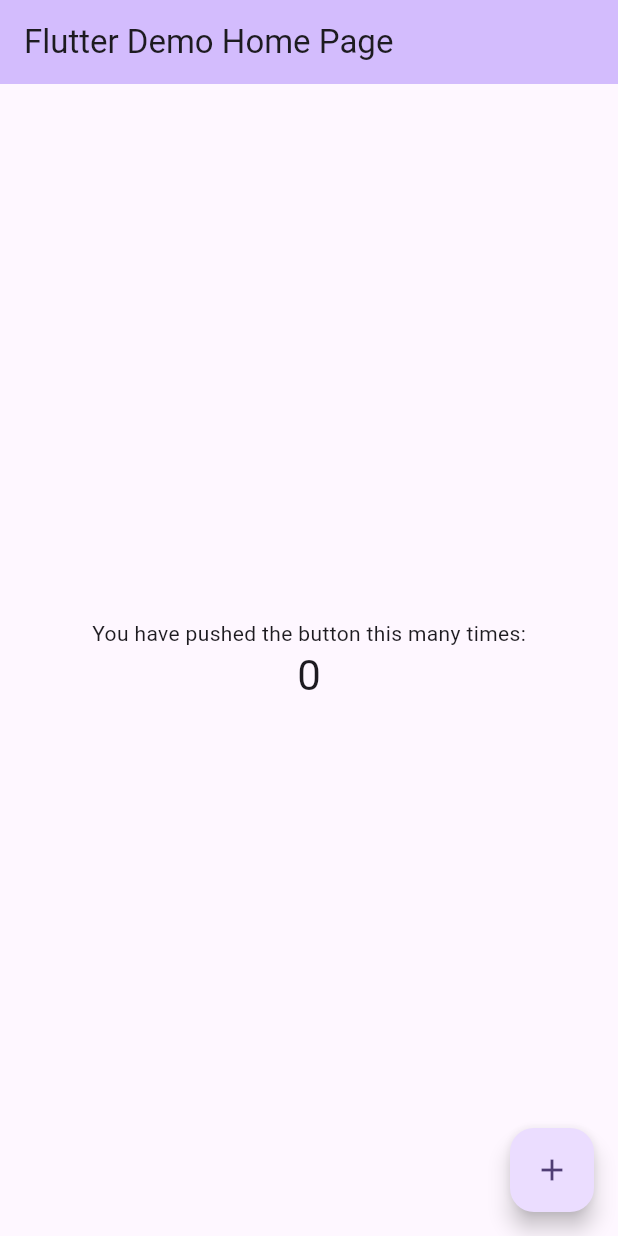
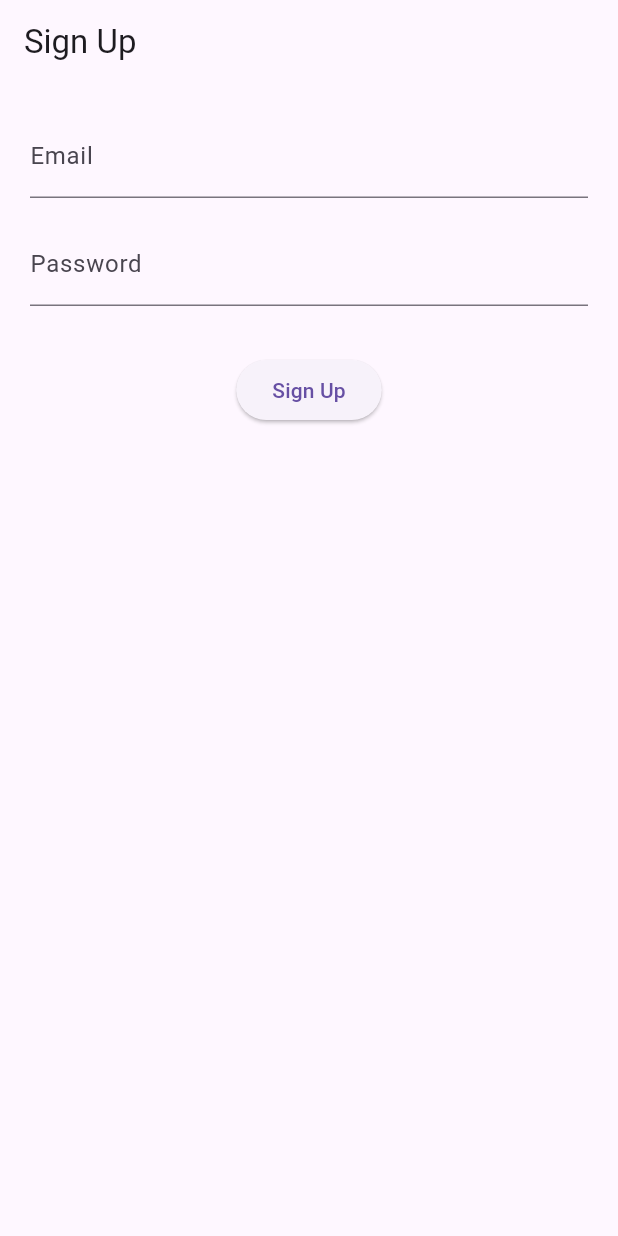
Before and after one commit to zaidahmedkhan/Todo-App-Nodejs, a Flutter app: the screen it shows after launch, on a phone screen of 412 x 824 dp. Run offline on Flutter 3.47's test engine with Material 3 defaults, Android fonts, the light colour scheme and no system bars.

Commit message:
sign up screen

```diff
--- a/lib/main.dart
+++ b/lib/main.dart
@@ -1,4 +1,5 @@
 import 'package:flutter/material.dart';
+import 'package:todo_app_nodejs/screens/signup_screen.dart';
 
 void main() {
   runApp(const MyApp());
@@ -7,116 +8,12 @@ void main() {
 class MyApp extends StatelessWidget {
   const MyApp({super.key});
 
-  // This widget is the root of your application.
   @override
   Widget build(BuildContext context) {
     return MaterialApp(
       title: 'Flutter Demo',
-      theme: ThemeData(
-        // This is the theme of your application.
-        //
-        // TRY THIS: Try running your application with "flutter run". You'll see
-        // the application has a purple toolbar. Then, without quitting the app,
-        // try changing the seedColor in the colorScheme below to Colors.green
-        // and then invoke "hot reload" (save your changes or press the "hot
-        // reload" button in a Flutter-supported IDE, or press "r" if you used
-        // the command line to start the app).
-        //
-        // Notice that the counter didn't reset back to zero; the application
-        // state is not lost during the reload. To reset the state, use hot
-        // restart instead.
-        //
-        // This works for code too, not just values: Most code changes can be
-        // tested with just a hot reload.
-        colorScheme: ColorScheme.fromSeed(seedColor: Colors.deepPurple),
-      ),
-      home: const MyHomePage(title: 'Flutter Demo Home Page'),
+      theme: ThemeData(),
+      home: SignUpPage(),
     );
   }
 }
-
-class MyHomePage extends StatefulWidget {
-  const MyHomePage({super.key, required this.title});
-
-  // This widget is the home page of your application. It is stateful, meaning
-  // that it has a State object (defined below) that contains fields that affect
-  // how it looks.
-
-  // This class is the configuration for the state. It holds the values (in this
-  // case the title) provided by the parent (in this case the App widget) and
-  // used by the build method of the State. Fields in a Widget subclass are
-  // always marked "final".
-
-  final String title;
-
-  @override
-  State<MyHomePage> createState() => _MyHomePageState();
-}
-
-class _MyHomePageState extends State<MyHomePage> {
-  int _counter = 0;
-
-  void _incrementCounter() {
-    setState(() {
-      // This call to setState tells the Flutter framework that something has
-      // changed in this State, which causes it to rerun the build method below
-      // so that the display can reflect the updated values. If we changed
-      // _counter without calling setState(), then the build method would not be
-      // called again, and so nothing would appear to happen.
-      _counter++;
-    });
-  }
-
-  @override
-  Widget build(BuildContext context) {
-    // This method is rerun every time setState is called, for instance as done
-    // by the _incrementCounter method above.
-    //
-    // The Flutter framework has been optimized to make rerunning build methods
-    // fast, so that you can just rebuild anything that needs updating rather
-    // than having to individually change instances of widgets.
-    return Scaffold(
-      appBar: AppBar(
-        // TRY THIS: Try changing the color here to a specific color (to
-        // Colors.amber, perhaps?) and trigger a hot reload to see the AppBar
-        // change color while the other colors stay the same.
-        backgroundColor: Theme.of(context).colorScheme.inversePrimary,
-        // Here we take the value from the MyHomePage object that was created by
-        // the App.build method, and use it to set our appbar title.
-        title: Text(widget.title),
-      ),
-      body: Center(
-        // Center is a layout widget. It takes a single child and positions it
-        // in the middle of the parent.
-        child: Column(
-          // Column is also a layout widget. It takes a list of children and
-          // arranges them vertically. By default, it sizes itself to fit its
-          // children horizontally, and tries to be as tall as its parent.
-          //
-          // Column has various properties to control how it sizes itself and
-          // how it positions its children. Here we use mainAxisAlignment to
-          // center the children vertically; the main axis here is the vertical
-          // axis because Columns are vertical (the cross axis would be
-          // horizontal).
-          //
-          // TRY THIS: Invoke "debug painting" (choose the "Toggle Debug Paint"
-          // action in the IDE, or press "p" in the console), to see the
-          // wireframe for each widget.
-          mainAxisAlignment: MainAxisAlignment.center,
-          children: <Widget>[
-            const Text('You have pushed the button this many times:'),
-            Text(
-              '$_counter',
-              style: Theme.of(context).textTheme.headlineMedium,
-            ),
-          ],
-        ),
-      ),
-      floatingActionButton: FloatingActionButton(
-        onPressed: _incrementCounter,
-        tooltip: 'Increment',
-        child: const Icon(Icons.add),
-      ), // This trailing comma makes auto-formatting nicer for build methods.
-    );
-  }
-}
--- /dev/null
+++ b/lib/screens/signup_screen.dart
@@ -0,0 +1,64 @@
+import 'package:flutter/material.dart';
+import 'dart:convert';
+import 'package:http/http.dart' as http;
+
+class SignUpPage extends StatefulWidget {
+  const SignUpPage({super.key});
+
+  @override
+  State<SignUpPage> createState() => _SignUpPageState();
+}
+
+class _SignUpPageState extends State<SignUpPage> {
+  final TextEditingController emailController = TextEditingController();
+  final TextEditingController passwordController = TextEditingController();
+  bool isLoading = false;
+
+  void registerUser() async {
+    if (emailController.text.isNotEmpty && passwordController.text.isNotEmpty) {
+      var reqBody = {
+        "email": emailController.text,
+        "password": passwordController.text,
+      };
+      var response = await http.post(
+        Uri.parse("http://192.168.100.8:3000/registration"),
+        headers: {'Content-Type': 'Application/json'},
+        body: jsonEncode(reqBody),
+      );
+      print("response : $response");
+    }
+  }
+
+  @override
+  Widget build(BuildContext context) {
+    return Scaffold(
+      appBar: AppBar(title: const Text("Sign Up")),
+      body: Padding(
+        padding: const EdgeInsets.all(20.0),
+        child: Column(
+          children: [
+            TextField(
+              controller: emailController,
+              decoration: const InputDecoration(labelText: "Email"),
+              keyboardType: TextInputType.emailAddress,
+            ),
+            const SizedBox(height: 16),
+            TextField(
+              controller: passwordController,
+              decoration: const InputDecoration(labelText: "Password"),
+              obscureText: true,
+            ),
+            const SizedBox(height: 32),
+            ElevatedButton(
+              onPressed: isLoading ? null : registerUser,
+              child:
+                  isLoading
+                      ? const CircularProgressIndicator(color: Colors.white)
+                      : const Text("Sign Up"),
+            ),
+          ],
+        ),
+      ),
+    );
+  }
+}
--- a/pubspec.yaml
+++ b/pubspec.yaml
@@ -34,6 +34,7 @@ dependencies:
   # The following adds the Cupertino Icons font to your application.
   # Use with the CupertinoIcons class for iOS style icons.
   cupertino_icons: ^1.0.8
+  http: ^1.3.0
 
 dev_dependencies:
   flutter_test:
```
Also changed, not shown: pubspec.lock.
